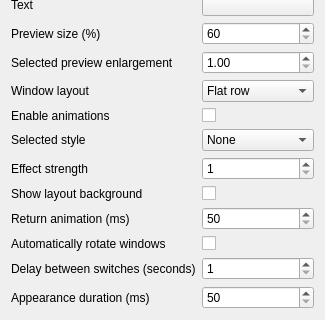
This is kde/switchinator/contents/ui/config.ui in DavidThePurple/Switchinator as Qt 5 draws it before an edit; both pictures show x 0 to 325 and y 143 to 463 of the 325 by 463 pixel window. The edited form follows.
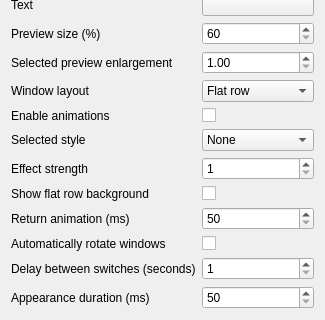
This is the edited form. Custom widgets are drawn as their Qt base class.

Commit message: Hide background in carousel layout

```diff
--- a/kde/switchinator/contents/ui/config.ui
+++ b/kde/switchinator/contents/ui/config.ui
@@ -187,7 +187,7 @@
       <item row="12" column="0">
         <widget class="QLabel" name="labelShowBackground">
           <property name="text">
-            <string>Show layout background</string>
+            <string>Show flat row background</string>
           </property>
         </widget>
       </item>
```
The commit also changes 5 other files.
